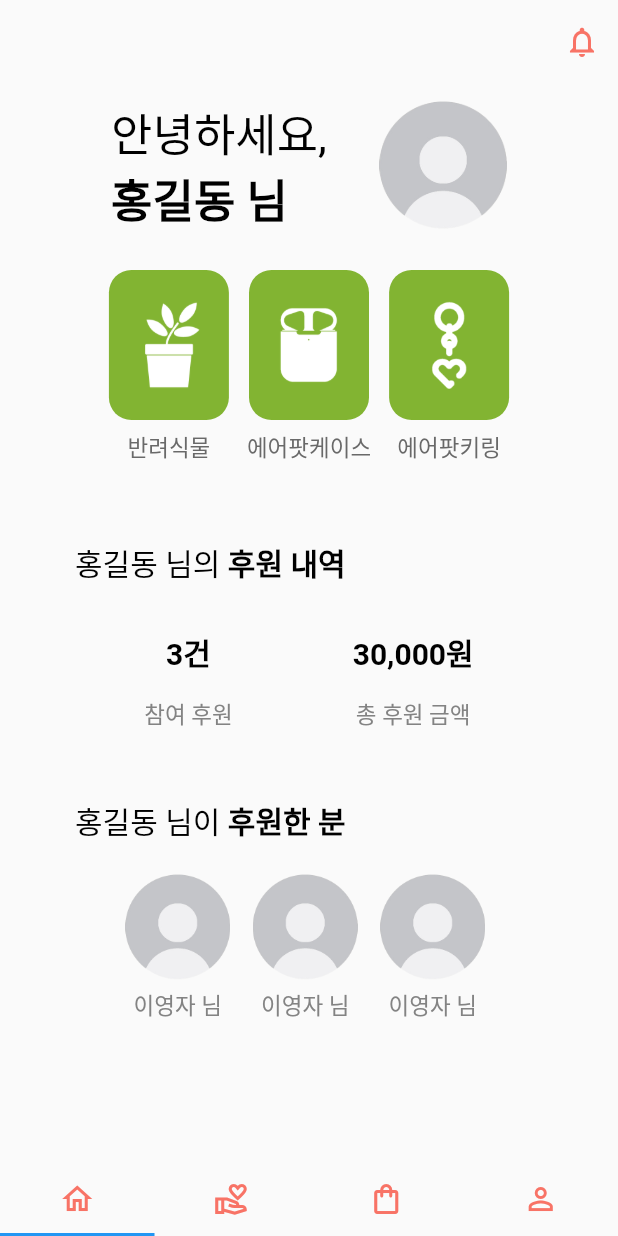
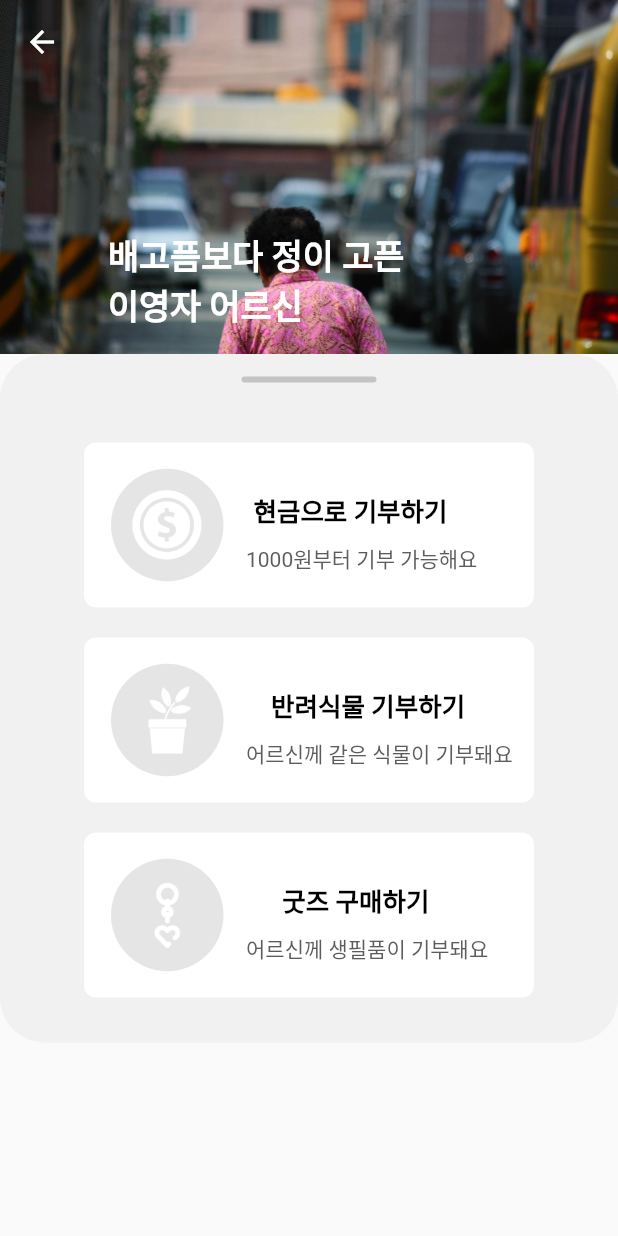
Before and after one commit to M1nseoPark/FlowerSunset, a Flutter app: the screen it shows after launch, on a phone screen of 412 x 824 dp. Run offline on Flutter 3.47's test engine with Material 2 defaults, Android fonts, the phone set to English and light mode, and no system bars.

Commit message:
Make Donate Detail Page 1

```diff
--- /dev/null
+++ b/lib/donateDatail_1.dart
@@ -0,0 +1,14 @@
+import 'package:flutter/material.dart';
+
+class DonateDetail1 extends StatelessWidget {
+  @override
+  Widget build(BuildContext context) {
+    return Scaffold(
+      body: Container(
+        child: Center(
+          child: Text('마이 페이지'),
+        ),
+      ),
+    );
+  }
+}
--- /dev/null
+++ b/lib/donateDetail.dart
@@ -0,0 +1,273 @@
+import 'package:flower_sunset/donateDatail_1.dart';
+import 'package:flower_sunset/donateDetail_2.dart';
+import 'package:flutter/material.dart';
+
+
+class DonateDetail extends StatefulWidget {
+  @override
+  State<DonateDetail> createState() => _DonateDetail();
+}
+
+class _DonateDetail extends State<DonateDetail> with SingleTickerProviderStateMixin {
+  TabController? controller;
+
+  @override
+  void initState() {
+    super.initState();
+    controller = TabController(length: 2, vsync: this);
+  }
+
+  @override
+  void dispose() {
+    controller!.dispose();
+    super.dispose();
+  }
+
+  @override
+  Widget build(BuildContext context) {
+    return Scaffold(
+      appBar: AppBar(
+        leading: IconButton(icon: Icon(Icons.arrow_back_outlined, color: Colors.white,), onPressed: null,),
+        backgroundColor: Colors.transparent,
+        elevation: 0.0,
+      ),
+      extendBodyBehindAppBar: true,
+      body: Container(
+        child: Center(
+          child: CustomScrollView(
+                slivers: <Widget>[
+                  SliverAppBar(
+                    pinned: true,
+                    expandedHeight: 180,
+                    flexibleSpace: FlexibleSpaceBar(
+                      title: Text('배고픔보다 정이 고픈\n이영자 어르신',
+                        style: TextStyle(fontSize: 15, color: Colors.white, fontWeight: FontWeight.bold),
+                      ),
+                      background: Image.asset('repo/images/test_image.jpg', height: 250, fit: BoxFit.cover,),
+                    ),
+                  ),
+                  SliverList(
+                    delegate: SliverChildListDelegate([
+                      Container(
+                        width: 350,
+                        decoration: BoxDecoration(
+                            color: Color(0xfff1f1f1),
+                            borderRadius: BorderRadius.circular(30)
+                        ),
+                        child: Column(
+                          children: <Widget>[
+                            Padding(
+                              padding: EdgeInsets.fromLTRB(0, 15, 0, 10),
+                              child: Container(
+                                width: 90,
+                                height: 4,
+                                decoration: BoxDecoration(
+                                    color: Color(0xffc4c4c4),
+                                    borderRadius: BorderRadius.circular(30)
+                                ),
+                              ),
+                            ),
+                            Container(
+                                child: Column(
+                                    children: <Widget>[
+                                      Padding(
+                                        padding: EdgeInsets.fromLTRB(0, 30, 0, 10),
+                                        child: Container(
+                                          width: 300,
+                                          height: 110,
+                                          decoration: BoxDecoration(
+                                              color: Colors.white,
+                                              borderRadius: BorderRadius.circular(8)
+                                          ),
+                                          child: Row(
+                                            children: <Widget>[
+                                              Padding(
+                                                padding: EdgeInsets.only(left: 18),
+                                                child: Container(
+                                                  width: 75,
+                                                  height: 75,
+                                                  decoration: BoxDecoration(
+                                                      color: Color(0xffe5e5e5),
+                                                      borderRadius: BorderRadius.circular(100)
+                                                  ),
+                                                  child: Image.asset('repo/images/money.png'),
+                                                ),
+                                              ),
+                                              Column(
+                                                children: <Widget>[
+                                                  Padding(
+                                                    padding: EdgeInsets.fromLTRB(0, 32, 0, 0),
+                                                    child: Text(
+                                                      '현금으로 기부하기',
+                                                      style: TextStyle(color: Colors.black, fontSize: 17, fontWeight: FontWeight.bold),
+                                                    ),
+                                                  ),
+                                                  Padding(
+                                                    padding: EdgeInsets.fromLTRB(15, 10, 0, 0),
+                                                    child: Text(
+                                                      '1000원부터 기부 가능해요',
+                                                      style: TextStyle(color: Color(0xff5c5c5c), fontSize: 14),
+                                                    ),
+                                                  )
+                                                ],
+                                              )
+                                            ],
+                                          ),
+                                        ),
+                                      ),
+
+                                      Padding(
+                                        padding: EdgeInsets.fromLTRB(0, 10, 0, 10),
+                                        child: Container(
+                                          width: 300,
+                                          height: 110,
+                                          decoration: BoxDecoration(
+                                              color: Colors.white,
+                                              borderRadius: BorderRadius.circular(8)
+                                          ),
+                                          child: Row(
+                                            children: <Widget>[
+                                              Padding(
+                                                padding: EdgeInsets.only(left: 18),
+                                                child: Container(
+                                                  width: 75,
+                                                  height: 75,
+                                                  decoration: BoxDecoration(
+                                                      color: Color(0xffe5e5e5),
+                                                      borderRadius: BorderRadius.circular(100)
+                                                  ),
+                                                  child: Image.asset('repo/images/plant.png'),
+                                                ),
+                                              ),
+                                              Column(
+                                                children: <Widget>[
+                                                  Padding(
+                                                    padding: EdgeInsets.fromLTRB(0, 32, 0, 0),
+                                                    child: Text(
+                                                      '반려식물 기부하기',
+                                                      style: TextStyle(color: Colors.black, fontSize: 17, fontWeight: FontWeight.bold),
+                                                    ),
+                                                  ),
+                                                  Padding(
+                                                    padding: EdgeInsets.fromLTRB(15, 10, 0, 0),
+                                                    child: Text(
+                                                      '어르신께 같은 식물이 기부돼요',
+                                                      style: TextStyle(color: Color(0xff5c5c5c), fontSize: 14),
+                                                    ),
+                                                  )
+                                                ],
+                                              ),
+                                            ],
+                                          ),
+                                        ),
+                                      ),
+
+                                      Padding(
+                                        padding: EdgeInsets.fromLTRB(0, 10, 0, 30),
+                                        child: Container(
+                                          width: 300,
+                                          height: 110,
+                                          decoration: BoxDecoration(
+                                              color: Colors.white,
+                                              borderRadius: BorderRadius.circular(8)
+                                          ),
+                                          child: Row(
+                                            children: <Widget>[
+                                              Padding(
+                                                padding: EdgeInsets.only(left: 18),
+                                                child: Container(
+                                                  width: 75,
+                                                  height: 75,
+                                                  decoration: BoxDecoration(
+                                                      color: Color(0xffe5e5e5),
+                                                      borderRadius: BorderRadius.circular(100)
+                                                  ),
+                                                  child: Image.asset('repo/images/earrings.png'),
+                                                ),
+                                              ),
+                                              Column(
+                                                children: <Widget>[
+                                                  Padding(
+                                                    padding: EdgeInsets.fromLTRB(0, 32, 0, 0),
+                                                    child: Text(
+                                                      '굿즈 구매하기',
+                                                      style: TextStyle(color: Colors.black, fontSize: 17, fontWeight: FontWeight.bold),
+                                                    ),
+                                                  ),
+                                                  Padding(
+                                                    padding: EdgeInsets.fromLTRB(15, 10, 0, 0),
+                                                    child: Text(
+                                                      '어르신께 생필품이 기부돼요',
+                                                      style: TextStyle(color: Color(0xff5c5c5c), fontSize: 14),
+                                                    ),
+                                                  )
+                                                ],
+                                              ),
+                                            ],
+                                          ),
+                                        ),
+                                      ),
+                                    ]
+                                )
+                            ),
+                            // TabBar(
+                            //   tabs: <Tab>[Tab(text: '모금 소개',), Tab(text: '기부하기')
+                            //   ], controller: controller,
+                            // ),
+                            // TabBarView(
+                            //   children: <Widget>[
+                            //     Container(),
+                            //     Container(
+                            //       child: Column(
+                            //         children: <Widget>[
+                            //           Padding(
+                            //             padding: EdgeInsets.fromLTRB(0, 50, 0, 30),
+                            //             child: Container(
+                            //               color: Colors.white,
+                            //               width: 400,
+                            //               height: 200,
+                            //               child: Row(
+                            //
+                            //               ),
+                            //             ),
+                            //           ),
+                            //           Padding(
+                            //             padding: EdgeInsets.fromLTRB(0, 50, 0, 30),
+                            //             child: Container(
+                            //               color: Colors.white,
+                            //               width: 400,
+                            //               height: 200,
+                            //               child: Row(
+                            //
+                            //               ),
+                            //             ),
+                            //           ),
+                            //           Padding(
+                            //             padding: EdgeInsets.fromLTRB(0, 50, 0, 30),
+                            //             child: Container(
+                            //               color: Colors.white,
+                            //               width: 400,
+                            //               height: 200,
+                            //               child: Row(
+                            //
+                            //               ),
+                            //             ),
+                            //           ),
+                            //         ],
+                            //       ),
+                            //     )
+                            //   ],
+                            //   controller: controller,
+                            // ),
+                          ],
+                        ),
+                      )
+                    ]),
+                  )
+                ],
+          ),
+      ),
+    ),
+    );
+  }
+}
--- /dev/null
+++ b/lib/donateDetail_2.dart
@@ -0,0 +1,14 @@
+import 'package:flutter/material.dart';
+
+class DonateDetail2 extends StatelessWidget {
+  @override
+  Widget build(BuildContext context) {
+    return Scaffold(
+      body: Container(
+        child: Center(
+          child: Text('마이 페이지'),
+        ),
+      ),
+    );
+  }
+}
--- a/lib/donateList.dart
+++ b/lib/donateList.dart
@@ -8,15 +8,50 @@ class DonateList extends StatelessWidget {
   @override
   Widget build(BuildContext context) {
     return Scaffold(
+      appBar: AppBar(
+        title: Text('삼익아파트 112동',
+          style: TextStyle(color: Colors.black, fontWeight: FontWeight.bold),),
+        centerTitle: true,
+        backgroundColor: Colors.transparent,
+        elevation: 0.0,
+      ),
       body: Container(
           child: Center(
             child: Column(
-                mainAxisAlignment: MainAxisAlignment.center,
                 children: <Widget>[
+                  Container(
+                      width: 300,
+                      height: 160,
+                      decoration: BoxDecoration(
+                          color: Color(0xffF87366),
+                          borderRadius: BorderRadius.circular(15)
+                      ),
+                      child: Column(
+                        children: <Widget>[
+                          Padding(
+                            padding: EdgeInsets.fromLTRB(0, 30, 0, 5),
+                            child: Text(
+                              '내 위치 근처 나눔 추천',
+                              style: TextStyle(color: Colors.white, fontWeight: FontWeight.bold, fontSize: 20),
+                            ),
+                          ),
+                          Padding(
+                            padding: EdgeInsets.fromLTRB(0, 5, 0, 10),
+                            child: Text(
+                              '원포원 기부를 통해 따뜻한 마음을 전해요',
+                              style: TextStyle(color: Colors.white, fontSize: 15),
+                            ),
+                          ),
                           SizedBox(
-                    width: 280,
-                    height: 100,
-                    child: Container( color: Color(0xffF87366)),
+                            width: 130,
+                            height: 45,
+                            child: ElevatedButton(
+                              style: ElevatedButton.styleFrom(primary: Colors.white),
+                              child: const Text('자세히', style: TextStyle(fontSize: 17, color: Colors.black, fontWeight: FontWeight.bold),),
+                              onPressed: (){},
+                          ),)
+                        ],
+                      )
                     ),
                     ListView.builder(itemBuilder: (context, position) {
                       return Card(
@@ -36,10 +71,12 @@ class DonateList extends StatelessWidget {
                       itemCount: list!.length,
                     ),
                   ]
+            ),
+
+
             )
 
           ),
-        )
     );
   }
 }
--- a/lib/intro.dart
+++ b/lib/intro.dart
@@ -1,4 +1,5 @@
 import 'dart:async';
+import 'package:flower_sunset/donateDetail.dart';
 import 'package:flower_sunset/login.dart';
 import 'package:flower_sunset/main.dart';
 import 'package:flower_sunset/signUp.dart';
@@ -24,7 +25,7 @@ class _IntroPage extends State<IntroPage> {
   onDoneLoading() async {
     // Navigator - 페이지 이동
     // 현재 페이지를 스택에 남겨놓고 MyHomePage로 이동
-    Navigator.of(context).pushReplacement(MaterialPageRoute(builder: (context) => MyHomePage()));
+    Navigator.of(context).pushReplacement(MaterialPageRoute(builder: (context) => DonateDetail()));
   }
 
   @override
--- a/pubspec.yaml
+++ b/pubspec.yaml
@@ -65,6 +65,8 @@ flutter:
     - repo/images/airpods_case.png
     - repo/images/earrings.png
     - repo/images/plant.png
+    - repo/images/test_image.jpg
+    - repo/images/money.png
 
   # An image asset can refer to one or more resolution-specific "variants", see
   # https://flutter.dev/assets-and-images/#resolution-aware.
```
Also changed, not shown: repo/images/money.png (added), repo/images/test_image.jpg (added). Lines whose indentation alone changed are shown as unchanged.
